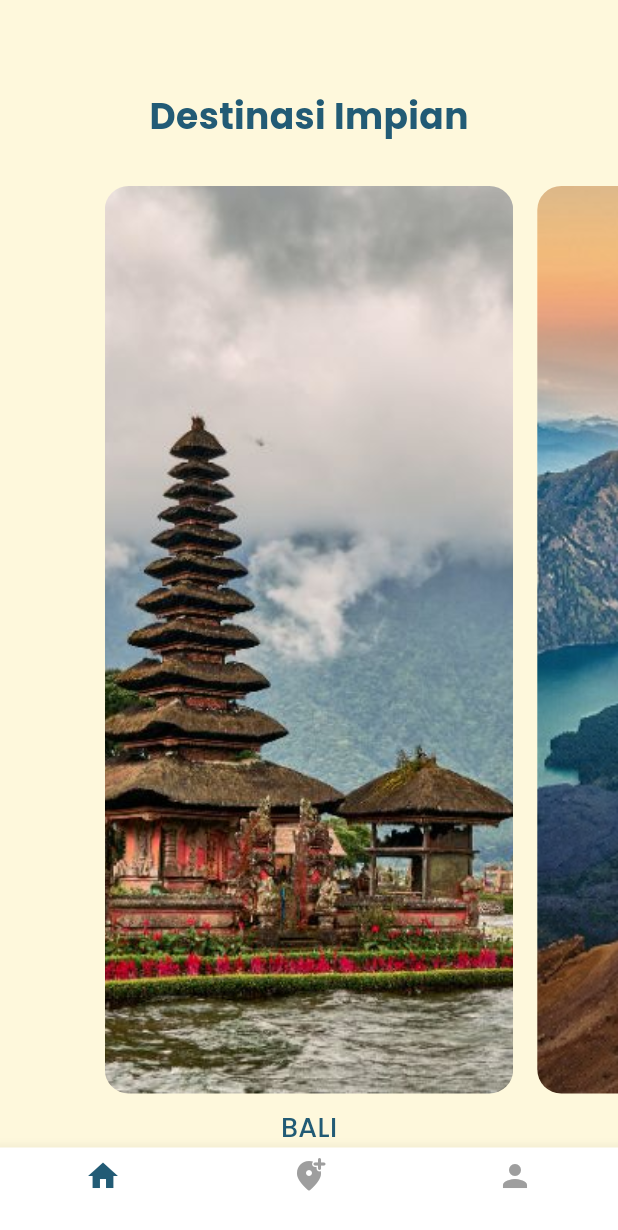
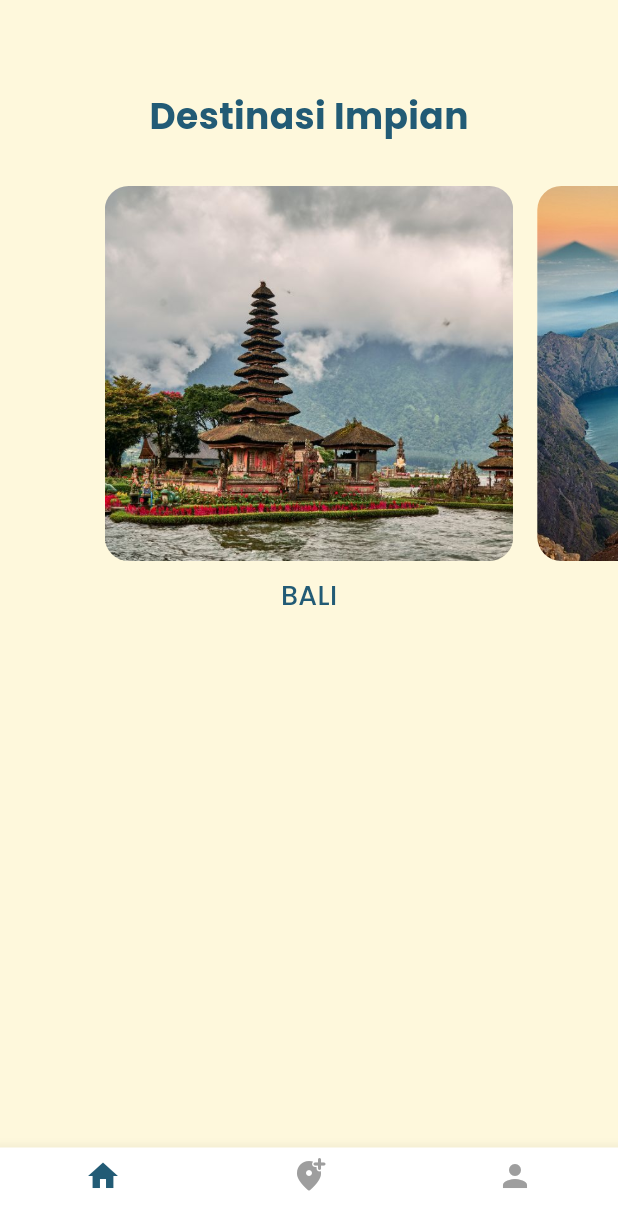
Before and after one commit to raiardia/Travel-Planner, a Flutter app: the DreamDestinationPage screen opened directly, on a phone screen of 412 x 824 dp. Shown: the top 1230 px of the screen. Run offline on Flutter 3.47's test engine with Material 3 defaults, Android fonts, the light colour scheme and no system bars; our stand-ins replace google_fonts, image_picker, table_calendar.

Commit message:
fix size

```diff
--- a/Travel_Planner-main/lib/dream_destination_page.dart
+++ b/Travel_Planner-main/lib/dream_destination_page.dart
@@ -36,7 +36,8 @@ class DreamDestinationPage extends StatelessWidget {
                   padding: const EdgeInsets.symmetric(horizontal: 8.0),
                   child: Column(
                     children: [
-                      Expanded(
+                      SizedBox(
+                        height: 250,
                         child: ClipRRect(
                           borderRadius: BorderRadius.circular(16),
                           child: Image.asset(
@@ -46,6 +47,7 @@ class DreamDestinationPage extends StatelessWidget {
                           ),
                         ),
                       ),
+
                       SizedBox(height: 10),
                       Text(
                         item['name']!,
```
